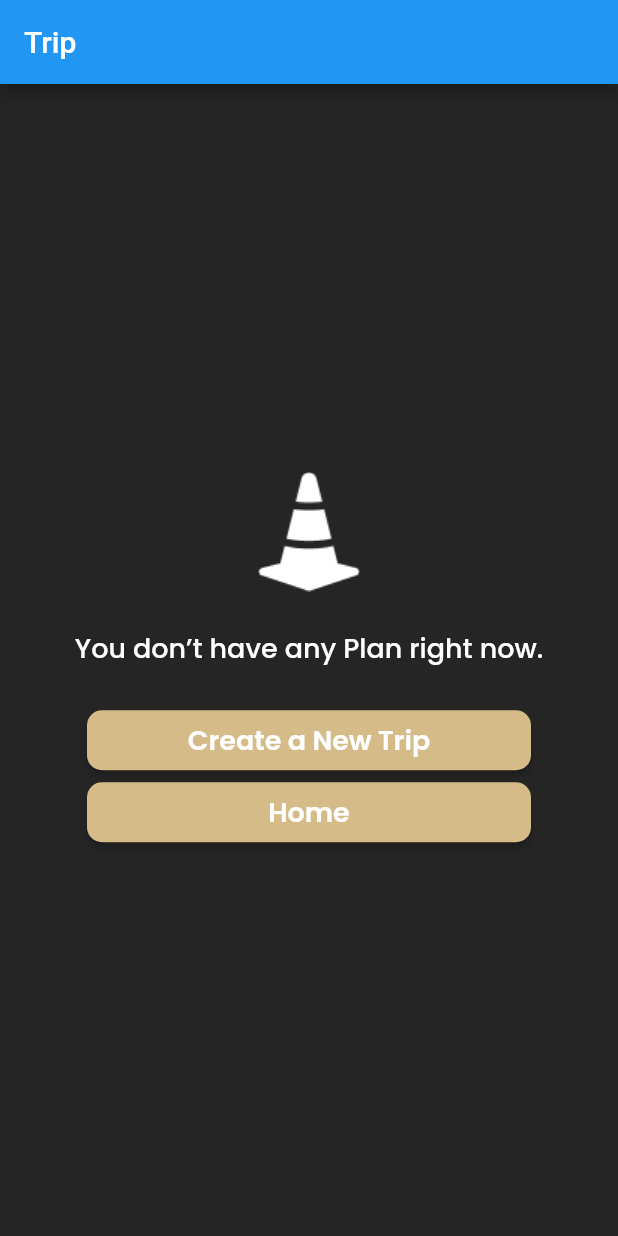
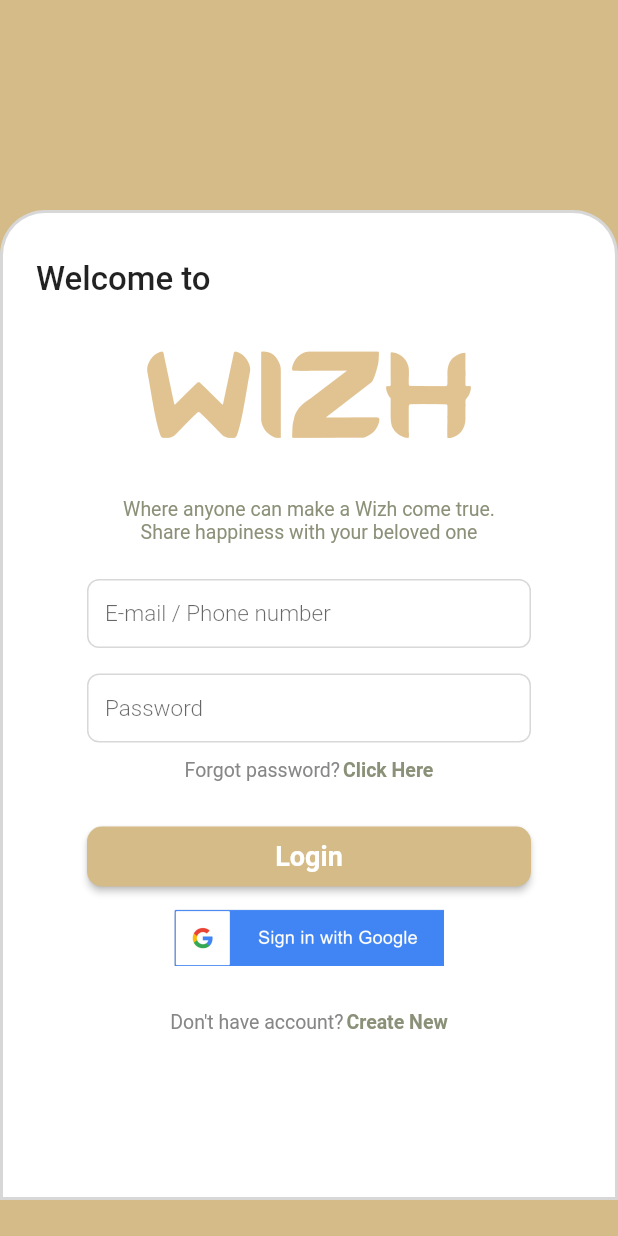
Before and after one commit to crunchox/wizh, a Flutter app: the screen it shows after launch, on a phone screen of 412 x 824 dp. Run offline on Flutter 3.47's test engine with Material 2 defaults, Android fonts, the phone set to English and light mode, and no system bars; our stand-ins replace carousel_slider, google_fonts; missing offline and left inert: dart:ffi.

Commit message:
login page done

```diff
--- /dev/null
+++ b/lib/login.dart
@@ -0,0 +1,221 @@
+import 'dart:ffi';
+
+import 'package:flutter/material.dart';
+import 'package:flutter/src/widgets/container.dart';
+import 'package:flutter/src/widgets/framework.dart';
+import 'package:google_fonts/google_fonts.dart';
+
+class Login extends StatefulWidget {
+  const Login({super.key});
+
+  @override
+  State<Login> createState() => _LoginState();
+}
+
+class _LoginState extends State<Login> {
+  @override
+  Widget build(BuildContext context) {
+    return Scaffold(
+      backgroundColor: Color(0xFFD4BB87),
+      body: SafeArea(
+          child: SingleChildScrollView(
+        child: Column(
+          children: [
+            SizedBox(
+              height: 140,
+            ),
+            Container(
+              height: MediaQuery.of(context).size.height - 164,
+              width: MediaQuery.of(context).size.width,
+              decoration: BoxDecoration(
+                  borderRadius: BorderRadius.only(
+                      topLeft: Radius.circular(30),
+                      topRight: Radius.circular(30)),
+                  color: Colors.white,
+                  border: Border.all(color: Color(0xFFD7D7D7), width: 2)),
+              child: Column(
+                crossAxisAlignment: CrossAxisAlignment.start,
+                children: [
+                  Padding(
+                    padding: const EdgeInsets.only(top: 31, left: 22),
+                    child: Text(
+                      "Welcome to",
+                      textAlign: TextAlign.left,
+                      style: GoogleFonts.readexPro(
+                          fontSize: 22, fontWeight: FontWeight.w500),
+                    ),
+                  ),
+                  SizedBox(
+                    height: 35,
+                  ),
+                  Center(
+                    child: Image(
+                      image: AssetImage('assets/images/logo_wizh.png'),
+                      height: 58,
+                      width: 216,
+                    ),
+                  ),
+                  SizedBox(
+                    height: 40,
+                  ),
+                  Center(
+                    child: Text(
+                      "Where anyone can make a Wizh come true.\nShare happiness with your beloved one",
+                      textAlign: TextAlign.center,
+                      style: GoogleFonts.readexPro(
+                          fontSize: 13,
+                          fontWeight: FontWeight.w400,
+                          color: Color(0xFF8A9178)),
+                    ),
+                  ),
+                  SizedBox(
+                    height: 24,
+                  ),
+                  Center(
+                    child: SizedBox(
+                        height: 46,
+                        width: 296,
+                        child: TextField(
+                          style: GoogleFonts.readexPro(
+                              fontSize: 15,
+                              fontWeight: FontWeight.w300,
+                              color: Colors.black),
+                          decoration: InputDecoration(
+                              contentPadding: EdgeInsets.only(left: 12),
+                              focusedBorder: OutlineInputBorder(
+                                  borderSide:
+                                      BorderSide(color: Color(0xFFD8D8D8)),
+                                  borderRadius: BorderRadius.circular(8)),
+                              enabledBorder: OutlineInputBorder(
+                                  borderSide:
+                                      BorderSide(color: Color(0xFFD8D8D8)),
+                                  borderRadius: BorderRadius.circular(8)),
+                              border: OutlineInputBorder(
+                                  borderSide: BorderSide(
+                                      color: Theme.of(context)
+                                          .unselectedWidgetColor),
+                                  borderRadius: BorderRadius.circular(8)),
+                              hintText: "E-mail / Phone number"),
+                        )),
+                  ),
+                  SizedBox(
+                    height: 17,
+                  ),
+                  Center(
+                    child: SizedBox(
+                        height: 46,
+                        width: 296,
+                        child: TextField(
+                          style: GoogleFonts.readexPro(
+                              fontSize: 15,
+                              fontWeight: FontWeight.w300,
+                              color: Colors.black),
+                          decoration: InputDecoration(
+                              contentPadding: EdgeInsets.only(left: 12),
+                              focusedBorder: OutlineInputBorder(
+                                  borderSide:
+                                      BorderSide(color: Color(0xFFD8D8D8)),
+                                  borderRadius: BorderRadius.circular(8)),
+                              enabledBorder: OutlineInputBorder(
+                                  borderSide:
+                                      BorderSide(color: Color(0xFFD8D8D8)),
+                                  borderRadius: BorderRadius.circular(8)),
+                              border: OutlineInputBorder(
+                                  borderSide: BorderSide(
+                                      color: Theme.of(context)
+                                          .unselectedWidgetColor),
+                                  borderRadius: BorderRadius.circular(8)),
+                              hintText: "Password"),
+                        )),
+                  ),
+                  SizedBox(
+                    height: 11,
+                  ),
+                  Row(
+                    mainAxisAlignment: MainAxisAlignment.center,
+                    children: [
+                      Text(
+                        "Forgot password?",
+                        style: GoogleFonts.readexPro(
+                            fontSize: 13,
+                            fontWeight: FontWeight.w400,
+                            color: Color(0xFF878787)),
+                      ),
+                      SizedBox(
+                        width: 2,
+                      ),
+                      Text(
+                        "Click Here",
+                        style: GoogleFonts.readexPro(
+                            fontSize: 13,
+                            fontWeight: FontWeight.w600,
+                            color: Color(0xFF8A9178)),
+                      )
+                    ],
+                  ),
+                  SizedBox(
+                    height: 30,
+                  ),
+                  Center(
+                    child: SizedBox(
+                      height: 40,
+                      width: 296,
+                      child: ElevatedButton(
+                        onPressed: () {},
+                        child: Text(
+                          "Login",
+                          style: GoogleFonts.readexPro(
+                              fontSize: 18, fontWeight: FontWeight.w600),
+                        ),
+                        style: ElevatedButton.styleFrom(
+                            shape: RoundedRectangleBorder(
+                                borderRadius: BorderRadius.circular(10)),
+                            backgroundColor: Color(0xFFD4BB87)),
+                      ),
+                    ),
+                  ),
+                  SizedBox(
+                    height: 15,
+                  ),
+                  Center(
+                    child: SizedBox(
+                      height: 38,
+                      width: 180,
+                      child: Image(
+                          image: AssetImage('assets/images/google_signin.png')),
+                    ),
+                  ),
+                  SizedBox(
+                    height: 30,
+                  ),
+                  Row(
+                    mainAxisAlignment: MainAxisAlignment.center,
+                    children: [
+                      Text(
+                        "Don't have account?",
+                        style: GoogleFonts.readexPro(
+                            fontSize: 13,
+                            fontWeight: FontWeight.w400,
+                            color: Color(0xFF878787)),
+                      ),
+                      SizedBox(
+                        width: 2,
+                      ),
+                      Text(
+                        "Create New",
+                        style: GoogleFonts.readexPro(
+                            fontSize: 13,
+                            fontWeight: FontWeight.w600,
+                            color: Color(0xFF8A9178)),
+                      )
+                    ],
+                  ),
+                ],
+              ),
+            )
+          ],
+        ),
+      )),
+    );
+  }
+}
--- a/lib/main.dart
+++ b/lib/main.dart
@@ -1,4 +1,5 @@
 import 'package:flutter/material.dart';
+import 'package:wizh/login.dart';
 import 'package:wizh/trip.dart';
 
 void main() {
@@ -25,7 +26,7 @@ class MyApp extends StatelessWidget {
         // is not restarted.
         primarySwatch: Colors.blue,
       ),
-      home: const NoTripPage(title: 'Trip'),
+      home: const Login(),
     );
   }
 }
```
Also changed, not shown: assets/images/google_signin.png (added), assets/images/logo_wizh.png (added).
